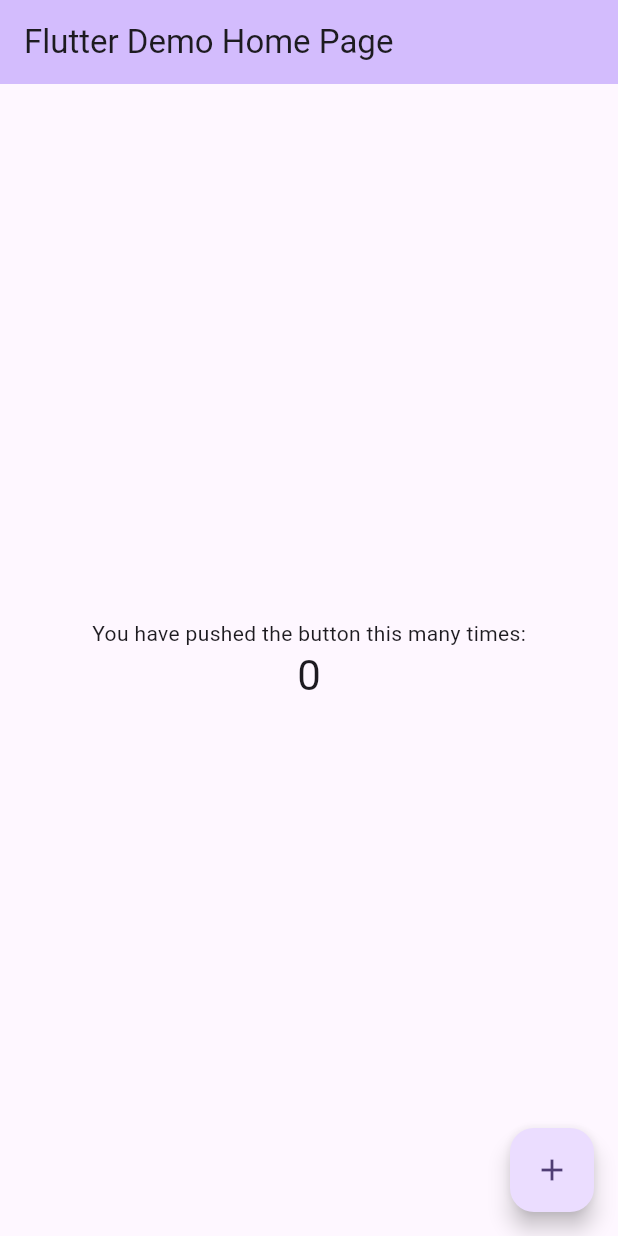
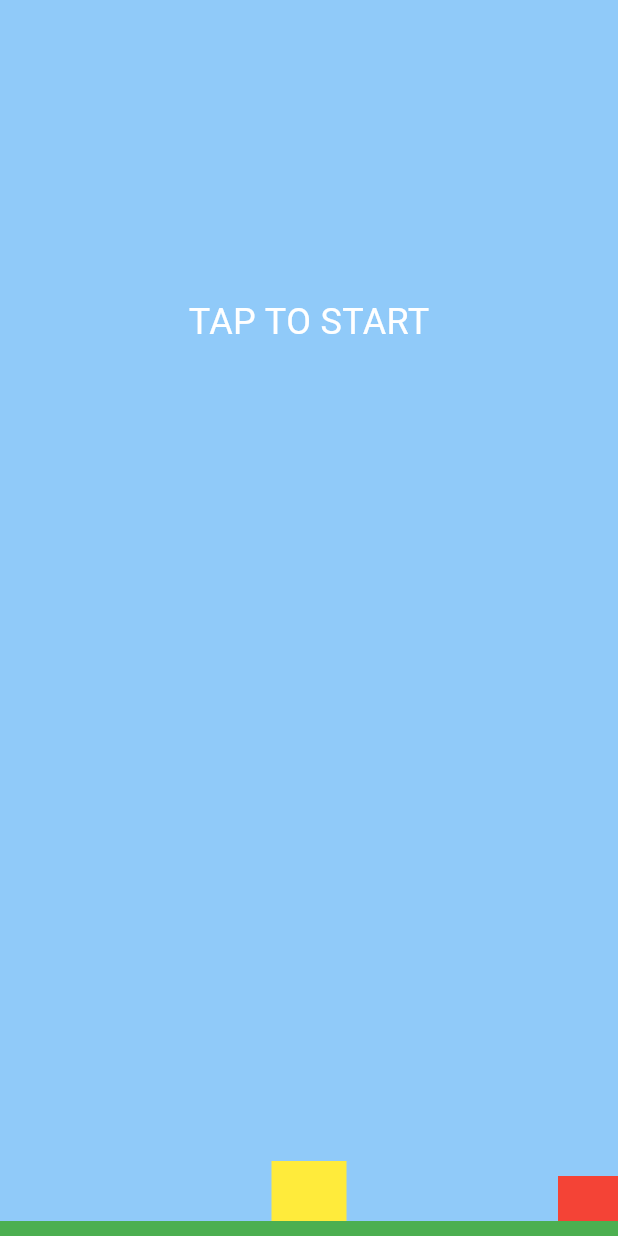
Before and after one commit to majharul-islam181/flutter-network-game, a Flutter app: the screen it shows after launch, on a phone screen of 412 x 824 dp. Run offline on Flutter 3.47's test engine with Material 3 defaults, Android fonts, the light colour scheme and no system bars.

Commit message:
initial game develop

```diff
--- a/lib/main.dart
+++ b/lib/main.dart
@@ -1,3 +1,5 @@
+import 'dart:async';
+
 import 'package:flutter/material.dart';
 
 void main() {
@@ -9,60 +11,171 @@ class MyApp extends StatelessWidget {
 
   @override
   Widget build(BuildContext context) {
-    return MaterialApp(
-      title: 'Flutter Demo',
-      theme: ThemeData(
-        colorScheme: ColorScheme.fromSeed(seedColor: Colors.deepPurple),
-        useMaterial3: true,
-      ),
-      home: const MyHomePage(title: 'Flutter Demo Home Page'),
+    return const MaterialApp(
+      debugShowCheckedModeBanner: false,
+      home: OfflineRunnerGame(),
     );
   }
 }
 
-class MyHomePage extends StatefulWidget {
-  const MyHomePage({super.key, required this.title});
-
-  final String title;
+class OfflineRunnerGame extends StatefulWidget {
+  const OfflineRunnerGame({super.key});
 
   @override
-  State<MyHomePage> createState() => _MyHomePageState();
+  _OfflineRunnerGameState createState() => _OfflineRunnerGameState();
 }
 
-class _MyHomePageState extends State<MyHomePage> {
-  int _counter = 0;
+class _OfflineRunnerGameState extends State<OfflineRunnerGame> {
+  // Player position and jump states
+  double playerY = 1.0; // Character's vertical position
+  double initialPlayerY = 1.0;
+  bool isJumping = false;
 
-  void _incrementCounter() {
+  // Obstacle positions
+  double obstacleX = 1.0;
+  bool gameHasStarted = false;
+
+  // Game mechanics
+  double time = 0;
+  double height = 0;
+  double gravity = -4.9; // Gravity constant for jump arc
+  double jumpVelocity = 3.5; // Initial jump velocity
+
+  void startGame() {
+    gameHasStarted = true;
+    Timer.periodic(const Duration(milliseconds: 50), (timer) {
+      // Gravity for jump mechanic
+      time += 0.05;
+      height = jumpVelocity * time + gravity * time * time;
+
+      if (isJumping) {
+        setState(() {
+          playerY = initialPlayerY - height;
+        });
+      }
+
+      // Reset jump
+      if (playerY > 1.0) {
+        setState(() {
+          playerY = 1.0;
+          isJumping = false;
+          time = 0;
+        });
+      }
+
+      // Move obstacle toward the player
+      setState(() {
+        obstacleX -= 0.05;
+      });
+
+      // Reset obstacle position and check for collision
+      if (obstacleX < -1.2) {
+        obstacleX = 1.0; // Reset obstacle
+      }
+
+      // Check for collision
+      if (obstacleX < 0.1 && obstacleX > -0.1 && playerY > 0.9) {
+        timer.cancel();
+        gameHasStarted = false;
+        _showGameOverDialog();
+      }
+    });
+  }
+
+  void _showGameOverDialog() {
+    showDialog(
+      context: context,
+      builder: (context) => AlertDialog(
+        title: const Text("Game Over"),
+        content: const Text("You hit an obstacle!"),
+        actions: [
+          TextButton(
+            onPressed: () {
+              Navigator.pop(context);
+              resetGame();
+            },
+            child: const Text("Play Again"),
+          ),
+        ],
+      ),
+    );
+  }
+
+  void jump() {
+    if (!isJumping) {
+      setState(() {
+        time = 0;
+        initialPlayerY = playerY;
+        isJumping = true;
+      });
+    }
+  }
+
+  void resetGame() {
     setState(() {
-      _counter++;
+      playerY = 1.0;
+      obstacleX = 1.0;
+      gameHasStarted = false;
+      isJumping = false;
     });
   }
 
   @override
   Widget build(BuildContext context) {
-    return Scaffold(
-      appBar: AppBar(
-        backgroundColor: Theme.of(context).colorScheme.inversePrimary,
-        title: Text(widget.title),
-      ),
-      body: Center(
-        child: Column(
-          mainAxisAlignment: MainAxisAlignment.center,
-          children: <Widget>[
-            const Text(
-              'You have pushed the button this many times:',
-            ),
-            Text(
-              '$_counter',
-              style: Theme.of(context).textTheme.headlineMedium,
-            ),
-          ],
+    return GestureDetector(
+      onTap: () {
+        if (gameHasStarted) {
+          jump();
+        } else {
+          startGame();
+        }
+      },
+      child: Scaffold(
+        backgroundColor: Colors.blue[200],
+        body: Center(
+          child: Stack(
+            children: [
+              // Game Start Message
+              Container(
+                alignment: const Alignment(0, -0.5),
+                child: gameHasStarted
+                    ? const SizedBox.shrink()
+                    : const Text(
+                        "TAP TO START",
+                        style: TextStyle(fontSize: 24, color: Colors.white),
+                      ),
+              ),
+              // Player
+              AnimatedContainer(
+                alignment: Alignment(0, playerY),
+                duration: const Duration(milliseconds: 0),
+                child: Container(
+                  height: 50,
+                  width: 50,
+                  color: Colors.yellow,
+                ),
+              ),
+              // Obstacle
+              AnimatedContainer(
+                alignment: Alignment(obstacleX, 1.0),
+                duration: const Duration(milliseconds: 0),
+                child: Container(
+                  height: 40,
+                  width: 40,
+                  color: Colors.red,
+                ),
+              ),
+              // Ground
+              Align(
+                alignment: const Alignment(0, 1),
+                child: Container(
+                  height: 10,
+                  color: Colors.green,
+                ),
+              ),
+            ],
+          ),
         ),
-      ),
-      floatingActionButton: FloatingActionButton(
-        onPressed: _incrementCounter,
-        tooltip: 'Increment',
-        child: const Icon(Icons.add),
       ),
     );
   }
```
Also changed, not shown: 1 other file.
